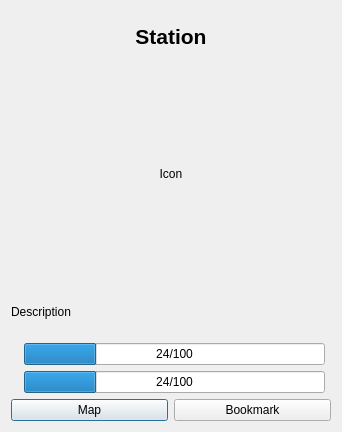
The window that src/stationdialog.ui (iksaif/lugdulov) describes before a commit, drawn with Qt 5.
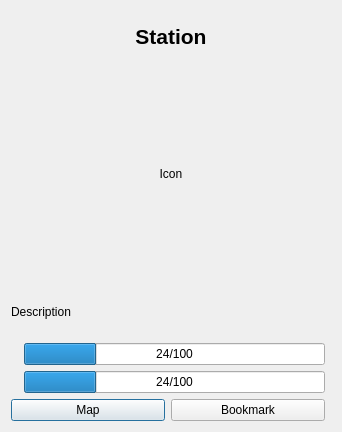
The same window after the commit. Icons and pictures are not drawn.

What changed in the file:
```diff
--- a/src/stationdialog.ui
+++ b/src/stationdialog.ui
@@ -103,8 +103,10 @@
      </property>
     </widget>
    </item>
-   <item row="5" column="0" colspan="3">
-    <layout class="QGridLayout" name="gridLayout_2">
+   <item row="6" column="0" colspan="2">
+    <layout class="QVBoxLayout" name="pluginButtonsLayout">
+     <item>
+      <layout class="QGridLayout" name="buttonLayouts">
      <item row="0" column="1">
       <widget class="QPushButton" name="mapButton">
        <property name="text">
@@ -129,6 +131,8 @@
         <bool>true</bool>
        </property>
       </widget>
+       </item>
+      </layout>
      </item>
     </layout>
    </item>
```
Lines whose indentation alone changed are shown as unchanged.
